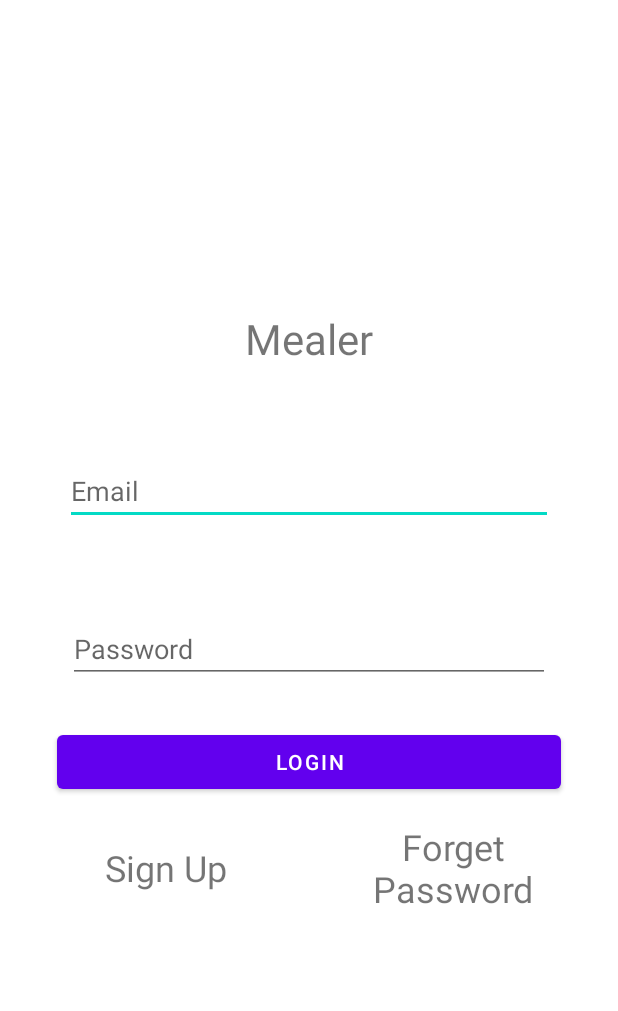
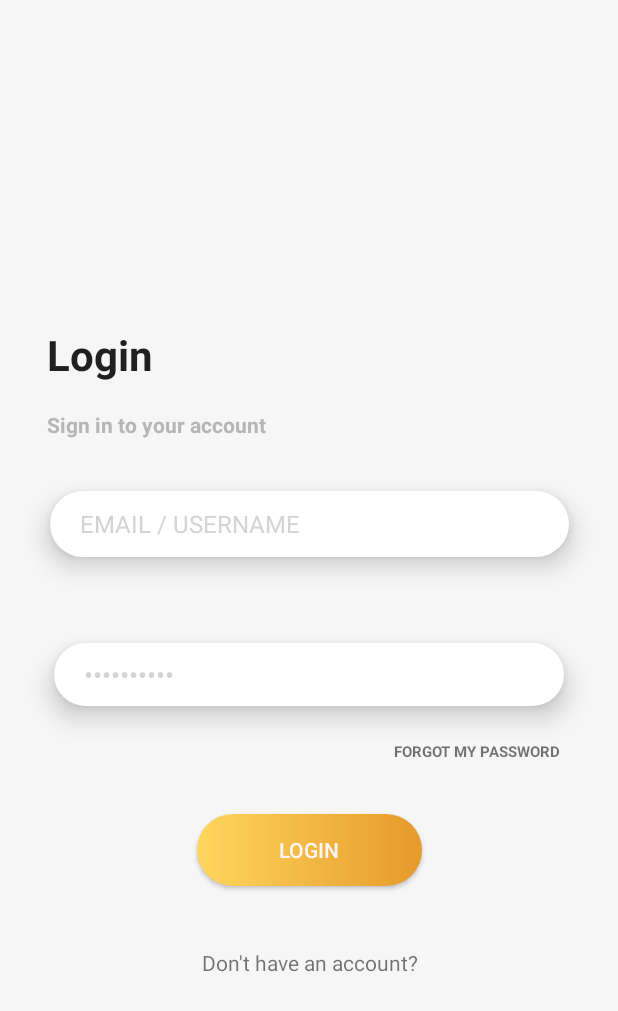
Before and after one commit to uOttawaSEGA2022/project-group-27, an Android app: the screen it shows after launch (MainActivity), on a phone screen of 412 x 824 dp. Shown: the top 1011 px of the screen. Run offline under Robolectric (Android 15) with nearby library versions, the phone set to English and light mode, and no system bars; our stand-ins replace Firebase (no records; nobody signed in at launch, a user with empty details on screens opened directly).

Commit message:
Changed UI for login page

```diff
--- /dev/null
+++ b/app/src/main/res/drawable/button_bg.xml
@@ -0,0 +1,7 @@
+<?xml version="1.0" encoding="utf-8"?>
+<shape xmlns:android="http://schemas.android.com/apk/res/android">
+    <gradient android:angle="180" android:startColor="#e69a2a" android:endColor="#fed65d" android:type="linear"/>
+
+    <corners android:radius="100px"/>
+
+</shape>
--- /dev/null
+++ b/app/src/main/res/drawable/input_bg.xml
@@ -0,0 +1,5 @@
+<?xml version="1.0" encoding="utf-8"?>
+<shape xmlns:android="http://schemas.android.com/apk/res/android">
+    <solid android:color="@color/white" android:width="2dp"/>
+    <corners android:radius="100px"/>
+</shape>
--- a/app/src/main/res/layout/activity_add_payment_method.xml
+++ b/app/src/main/res/layout/activity_add_payment_method.xml
@@ -4,6 +4,7 @@
     xmlns:tools="http://schemas.android.com/tools"
     android:layout_width="match_parent"
     android:layout_height="match_parent"
+    android:background="@color/grey_100"
     tools:context=".AddPaymentMethod">
 
     <LinearLayout
@@ -45,9 +46,9 @@
             android:layout_width="330dp"
             android:layout_height="wrap_content"
             android:ems="10"
-            android:maxLength="4"
             android:hint="Expiration Date"
-            android:inputType="date" />
+            android:inputType="date"
+            android:maxLength="4" />
 
         <Space
             android:layout_width="match_parent"
--- a/app/src/main/res/layout/activity_client.xml
+++ b/app/src/main/res/layout/activity_client.xml
@@ -4,6 +4,7 @@
     xmlns:tools="http://schemas.android.com/tools"
     android:layout_width="match_parent"
     android:layout_height="match_parent"
+    android:background="@color/grey_100"
     tools:context=".ClientActivity">
 
     <LinearLayout
--- a/app/src/main/res/layout/activity_landing_page.xml
+++ b/app/src/main/res/layout/activity_landing_page.xml
@@ -4,6 +4,7 @@
     xmlns:tools="http://schemas.android.com/tools"
     android:layout_width="match_parent"
     android:layout_height="match_parent"
+    android:background="@color/grey_100"
     tools:context=".landingPage">
 
     <TextView
--- a/app/src/main/res/layout/activity_main.xml
+++ b/app/src/main/res/layout/activity_main.xml
@@ -4,28 +4,41 @@
     xmlns:tools="http://schemas.android.com/tools"
     android:layout_width="match_parent"
     android:layout_height="match_parent"
-    tools:context=".MainActivity">
+    tools:context=".MainActivity"
+    android:background="@color/grey_100">
+
 
     <LinearLayout
-        android:layout_width="407dp"
-        android:layout_height="502dp"
-        android:layout_marginTop="100dp"
-        android:layout_marginBottom="120dp"
+        android:layout_width="403dp"
+        android:layout_height="521dp"
+        android:layout_marginTop="160dp"
+        android:layout_marginBottom="90dp"
         android:gravity="center"
         android:orientation="vertical"
         app:layout_constraintBottom_toBottomOf="parent"
         app:layout_constraintEnd_toEndOf="parent"
         app:layout_constraintStart_toStartOf="parent"
-        app:layout_constraintTop_toTopOf="parent">
+        app:layout_constraintTop_toTopOf="parent"
+        app:layout_constraintVertical_bias="0.37">
 
         <TextView
             android:id="@+id/textView2"
             android:layout_width="match_parent"
-            android:layout_height="90dp"
+            android:layout_height="74dp"
             android:gravity="center"
-            android:text="Mealer"
-            android:textAlignment="center"
-            android:textSize="28sp" />
+            android:text="    Login"
+            android:textAlignment="textStart"
+            android:textAppearance="@style/TextAppearance.AppCompat.Large"
+            android:textSize="28sp"
+            android:textStyle="bold" />
+
+        <TextView
+            android:id="@+id/textView6"
+            android:layout_width="match_parent"
+            android:layout_height="wrap_content"
+            android:text="        Sign in to your account"
+            android:textColor="#B6B6B6"
+            android:textStyle="bold" />
 
         <LinearLayout
             android:layout_width="match_parent"
@@ -35,85 +48,94 @@
 
             <EditText
                 android:id="@+id/editTextLoginEmail"
-                android:layout_width="325dp"
-                android:layout_height="wrap_content"
+                android:layout_width="346dp"
+                android:layout_height="44dp"
+                android:background="@drawable/input_bg"
+                android:elevation="10dp"
                 android:ems="10"
-                android:hint="Email"
-                android:inputType="textEmailAddress" />
+                android:hint="EMAIL / USERNAME"
+                android:inputType="textEmailAddress"
+                android:paddingLeft="20dp"
+                android:textColorHint="#D6D3D3"
+                android:textSize="16sp" />
         </LinearLayout>
 
         <LinearLayout
             android:layout_width="match_parent"
-            android:layout_height="98dp"
+            android:layout_height="88dp"
             android:gravity="center_horizontal|center_vertical"
             android:orientation="horizontal">
 
             <EditText
                 android:id="@+id/editTextLoginPassword"
-                android:layout_width="321dp"
-                android:layout_height="wrap_content"
+                android:layout_width="340dp"
+                android:layout_height="42dp"
+                android:background="@drawable/input_bg"
+                android:elevation="10dp"
                 android:ems="10"
-                android:hint="Password"
-                android:inputType="textPassword" />
+                android:hint="••••••••••"
+                android:inputType="textPassword"
+                android:paddingLeft="20dp"
+                android:textColorHint="#D6D3D3" />
 
         </LinearLayout>
 
         <LinearLayout
+            android:layout_width="181dp"
+            android:layout_height="36dp"
+            android:layout_gravity="right|fill_vertical"
+            android:orientation="horizontal">
+
+            <TextView
+                android:id="@+id/textView12"
+                android:layout_width="225dp"
+                android:layout_height="match_parent"
+                android:layout_gravity="right"
+                android:layout_weight="1"
+                android:text="FORGOT MY PASSWORD"
+                android:textAlignment="center"
+                android:textSize="10sp"
+                android:textStyle="bold" />
+        </LinearLayout>
+
+        <LinearLayout
             android:layout_width="match_parent"
-            android:layout_height="52dp"
+            android:layout_height="74dp"
+            android:layout_gravity="center"
             android:gravity="center"
             android:orientation="horizontal">
 
             <Button
                 android:id="@+id/btnSignIn"
-                android:layout_width="336dp"
+                android:layout_width="150dp"
                 android:layout_height="wrap_content"
-                android:text="Login" />
+                android:background="@drawable/button_bg"
+                android:gravity="center"
+                android:text="Login"
+                android:textColor="@color/grey_100"
+                app:cornerRadius="50px" />
         </LinearLayout>
 
         <LinearLayout
             android:layout_width="match_parent"
-            android:layout_height="89dp"
+            android:layout_height="76dp"
             android:orientation="horizontal">
-
-            <Space
-                android:layout_width="10dp"
-                android:layout_height="match_parent"
-                android:layout_weight="1" />
 
             <TextView
                 android:id="@+id/signUp"
-                android:layout_width="wrap_content"
-                android:layout_height="match_parent"
+                android:layout_width="42dp"
+                android:layout_height="56dp"
+                android:layout_gravity="center"
                 android:layout_weight="1"
                 android:width="150dp"
                 android:gravity="center"
                 android:onClick="register()"
-                android:text="Sign Up"
+                android:text="Don't have an account?"
                 android:textAlignment="center"
-                android:textSize="24sp" />
-
-            <Space
-                android:layout_width="12dp"
-                android:layout_height="match_parent"
-                android:layout_weight="1" />
-
-            <TextView
-                android:id="@+id/textView12"
-                android:layout_width="147dp"
-                android:layout_height="match_parent"
-                android:layout_weight="1"
-                android:gravity="center"
-                android:text="Forget Password"
-                android:textAlignment="center"
-                android:textSize="24sp" />
-
-            <Space
-                android:layout_width="10dp"
-                android:layout_height="match_parent"
-                android:layout_weight="1" />
+                android:textSize="14sp" />
 
         </LinearLayout>
 
     </LinearLayout>
+
 </androidx.constraintlayout.widget.ConstraintLayout>
--- a/app/src/main/res/layout/activity_select_user_type.xml
+++ b/app/src/main/res/layout/activity_select_user_type.xml
@@ -4,7 +4,8 @@
     xmlns:tools="http://schemas.android.com/tools"
     android:layout_width="match_parent"
     android:layout_height="match_parent"
-    tools:context=".SelectUserType">
+    tools:context=".SelectUserType"
+    android:background="@color/grey_100">
 
     <LinearLayout
         android:layout_width="387dp"
@@ -34,7 +35,7 @@
                 android:layout_width="wrap_content"
                 android:layout_height="wrap_content"
                 android:layout_weight="1"
-                android:backgroundTint="#673AB7"
+                android:backgroundTint="#e9982c"
                 android:text="Cook" />
 
             <TextView
@@ -51,7 +52,7 @@
                 android:layout_width="wrap_content"
                 android:layout_height="wrap_content"
                 android:layout_weight="1"
-                android:backgroundTint="#673AB7"
+                android:background="@drawable/button_bg"
                 android:text="Client" />
         </LinearLayout>
 
--- a/app/src/main/res/layout/cook.xml
+++ b/app/src/main/res/layout/cook.xml
@@ -4,6 +4,7 @@
     xmlns:tools="http://schemas.android.com/tools"
     android:layout_width="match_parent"
     android:layout_height="match_parent"
+    android:background="@color/grey_100"
     tools:context=".CookActivity">
 
     <Button
--- a/app/src/main/res/values-night/themes.xml
+++ b/app/src/main/res/values-night/themes.xml
@@ -1,6 +1,6 @@
 <resources xmlns:tools="http://schemas.android.com/tools">
     <!-- Base application theme. -->
-    <style name="Theme.MealerApp" parent="Theme.MaterialComponents.DayNight.NoActionBar">
+    <style name="Theme.MealerApp" parent="Theme.AppCompat.DayNight.NoActionBar">
         <!-- Primary brand color. -->
         <item name="colorPrimary">@color/purple_200</item>
         <item name="colorPrimaryVariant">@color/purple_700</item>
--- a/app/src/main/res/values/colors.xml
+++ b/app/src/main/res/values/colors.xml
@@ -1,10 +1,11 @@
 <?xml version="1.0" encoding="utf-8"?>
 <resources>
-    <color name="purple_200">#FFBB86FC</color>
-    <color name="purple_500">#FF6200EE</color>
-    <color name="purple_700">#FF3700B3</color>
-    <color name="teal_200">#FF03DAC5</color>
+    <color name="purple_200">#e9982c</color>
+    <color name="purple_700">#e69a2a</color>
+    <color name="purple_500">#fed65d</color>
+    <color name="teal_200">#a7acb3</color>
     <color name="teal_700">#FF018786</color>
     <color name="black">#FF000000</color>
     <color name="white">#FFFFFFFF</color>
+    <color name="grey_100">#f6f6f6</color>
 </resources>
--- a/app/src/main/res/values/themes.xml
+++ b/app/src/main/res/values/themes.xml
@@ -1,6 +1,6 @@
 <resources xmlns:tools="http://schemas.android.com/tools">
     <!-- Base application theme. -->
-    <style name="Theme.MealerApp" parent="Theme.MaterialComponents.DayNight.NoActionBar">
+    <style name="Theme.MealerApp" parent="Theme.AppCompat.Light.NoActionBar">
         <!-- Primary brand color. -->
         <item name="colorPrimary">@color/purple_500</item>
         <item name="colorPrimaryVariant">@color/purple_700</item>
```
